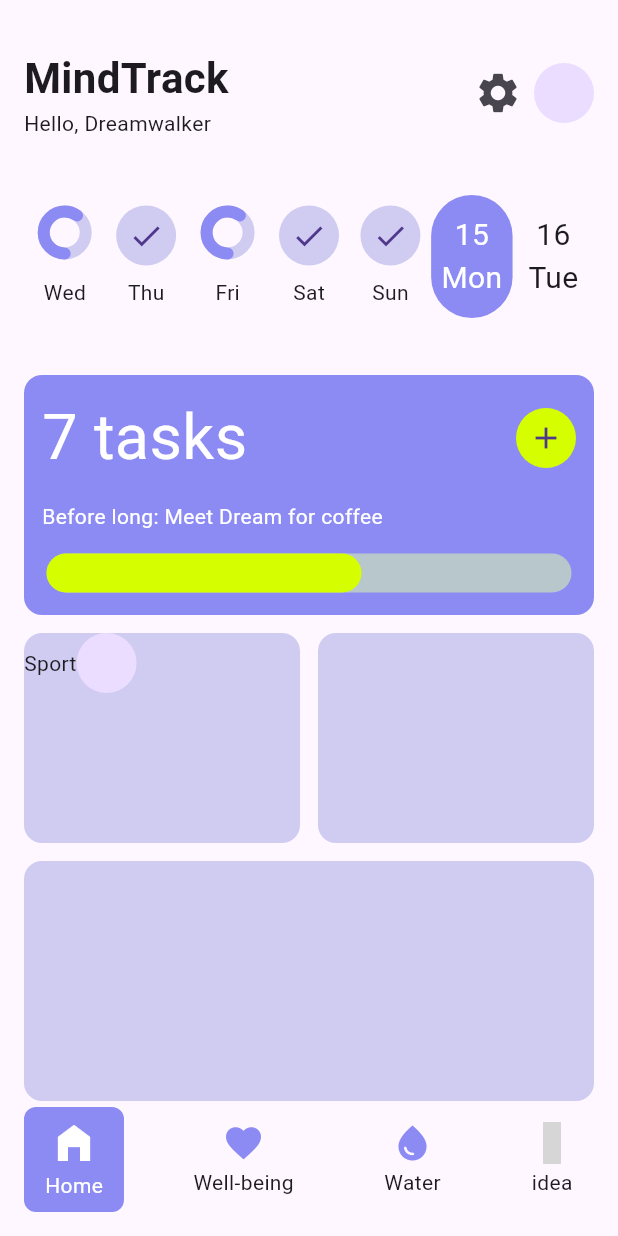
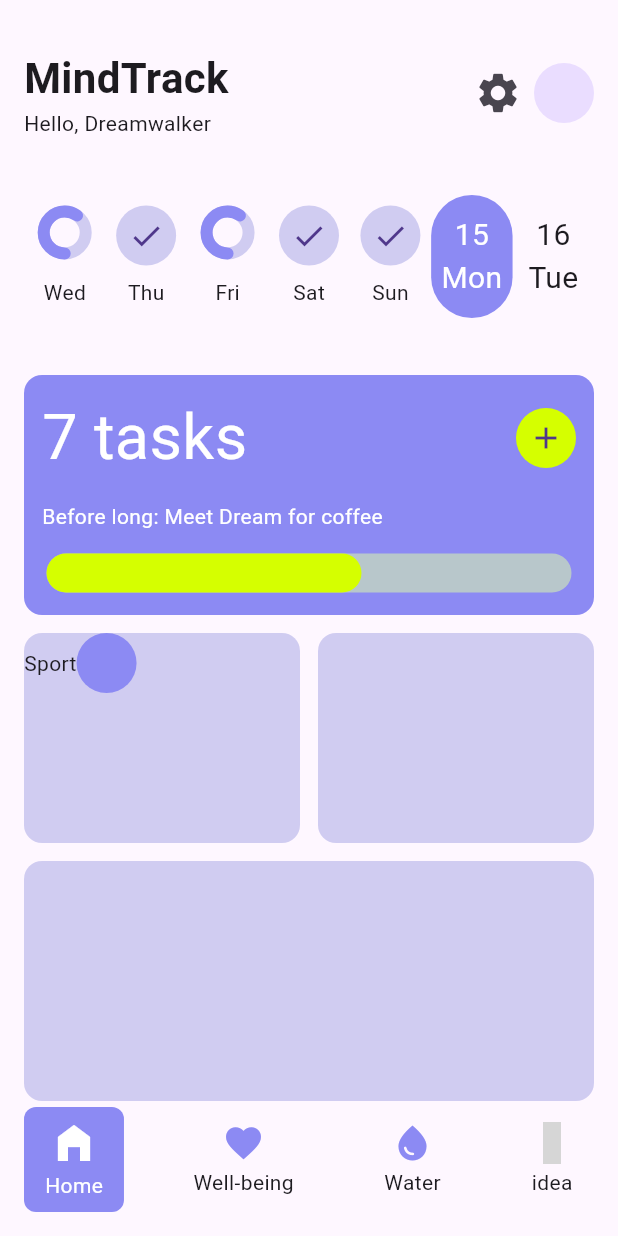
Before and after one commit to JAICHANGPARK/flutter_notebook_chapter_43, a Flutter app: the HabitJournalMainScreen screen opened directly, on a phone screen of 412 x 824 dp. Run offline on Flutter 3.47's test engine with Material 3 defaults, Android fonts, the phone set to English and light mode, and no system bars; drawn by our look-alikes of percent_indicator; our stand-ins replace gap, hugeicons; grey boxes are pictures that could not be loaded.

Commit message:
Update habit_journal_home_screen.dart

```diff
--- a/lib/ep2173_habit_journal_app/ui/home/habit_journal_home_screen.dart
+++ b/lib/ep2173_habit_journal_app/ui/home/habit_journal_home_screen.dart
@@ -259,7 +259,9 @@ class _HabitJournalHomeScreenState extends State<HabitJournalHomeScreen> {
                             Row(
                               children: [
                                 Text("Sport"),
-                                CircleAvatar(),
+                                CircleAvatar(
+                                  backgroundColor: HabitAppTheme.primary,
+                                ),
                               ],
                             )
                           ],
```
